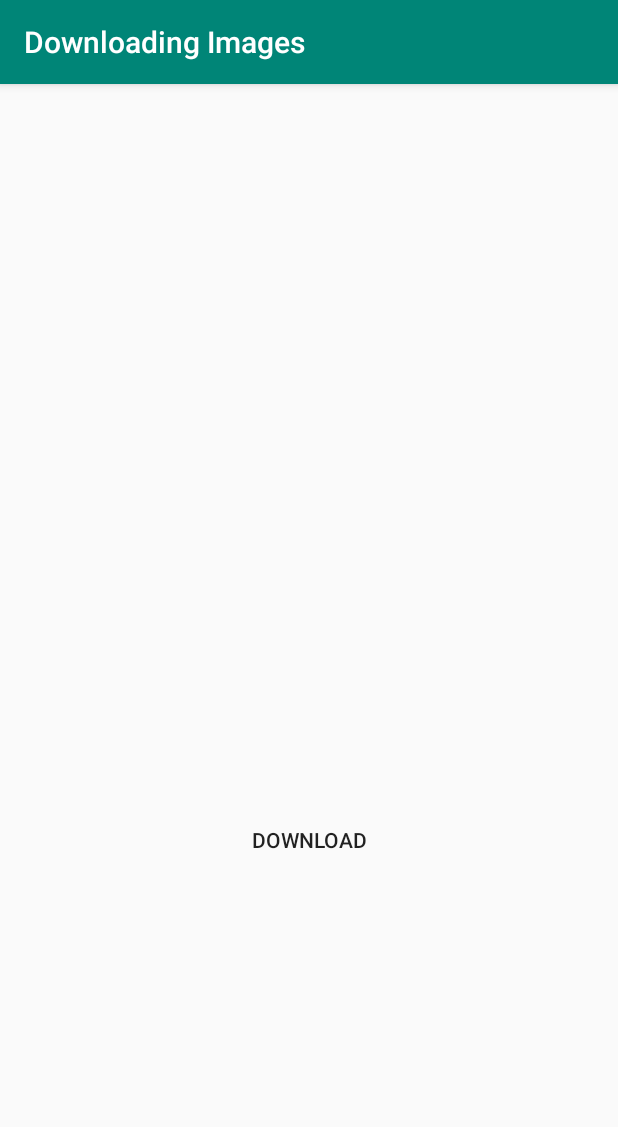
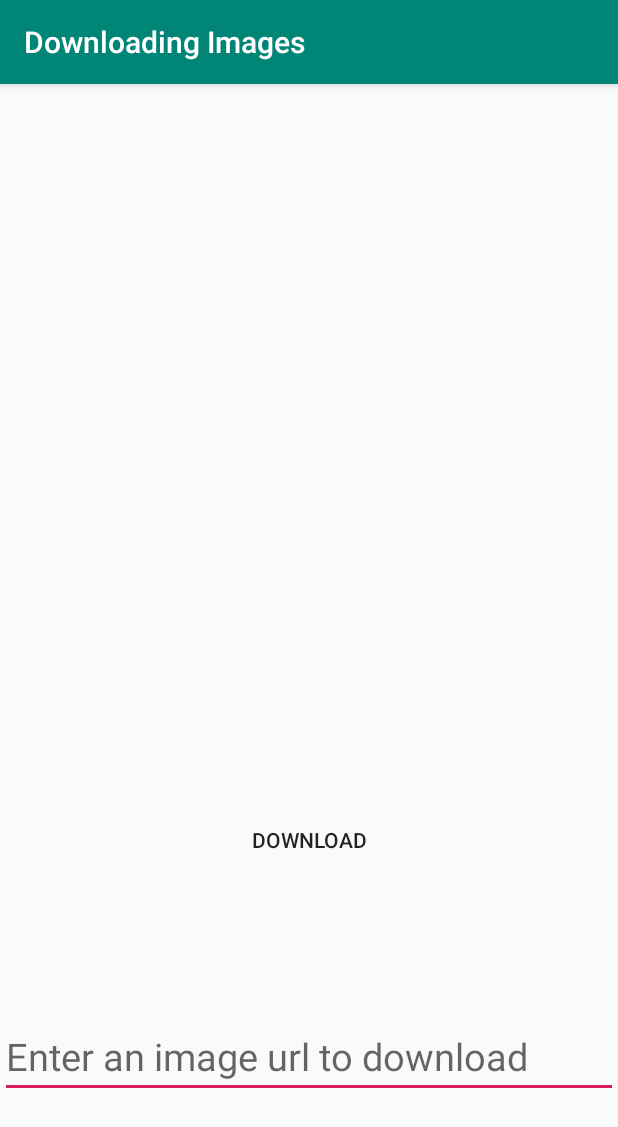
Before and after one commit to tribeless/DownloadingImages, an Android app: the screen it shows after launch (MainActivity), after a tap on "DOWNLOAD", on a phone screen of 412 x 824 dp. Shown: the top 1127 px of the screen. Run offline under Robolectric (Android 15) with nearby library versions, the phone set to English and light mode, and no system bars.

Commit message:
new update-downloading from user input

```diff
--- a/app/src/main/java/com/example/downloadingimages/MainActivity.java
+++ b/app/src/main/java/com/example/downloadingimages/MainActivity.java
@@ -7,13 +7,12 @@ import android.graphics.BitmapFactory;
 import android.os.AsyncTask;
 import android.os.Bundle;
 import android.view.View;
-import android.widget.Button;
+import android.widget.EditText;
 import android.widget.ImageView;
 import java.io.InputStream;
 import java.net.HttpURLConnection;
-import java.net.MalformedURLException;
 import java.net.URL;
-import java.util.concurrent.ExecutionException;
+
 
 
 
@@ -30,16 +29,20 @@ public class MainActivity extends AppCompatActivity {
 
 
     ImageView myImage;
+    EditText editText;
 
     //function to download image
     public void downloadImage(View view) {
 
-
+                //https://food.jumia.co.ke/blog/wp-content/uploads/2016/06/lake-naivasha-kenya-660x400.jpg
         //object creation for class ImageDownloader
        ImageDownloader imageDownloader = new ImageDownloader();
+       String userURL = editText.getText().toString();
+
        Bitmap picture;
         try {
-            picture = imageDownloader.execute("https://d3hne3c382ip58.cloudfront.net/files/uploads/bookmundi/resized/cmsfeatured/places-to-travel-in-2018-1522385995-390X219.jpg").get();
+            //getting image URL from the user
+            picture = imageDownloader.execute(userURL).get();
             myImage.setImageBitmap(picture);
         } catch (Exception e) {
             e.printStackTrace();
@@ -54,6 +57,8 @@ public class MainActivity extends AppCompatActivity {
 
 
         myImage = findViewById(R.id.imageView);
+        editText = findViewById(R.id.editText);
+
 
 
     }
--- a/app/src/main/res/layout/activity_main.xml
+++ b/app/src/main/res/layout/activity_main.xml
@@ -33,4 +33,21 @@
         tools:layout_editor_absoluteX="161dp"
         style="?android:attr/borderlessButtonStyle"
         tools:layout_editor_absoluteY="612dp" />
+
+    <EditText
+        android:id="@+id/editText"
+        android:layout_width="match_parent"
+        android:layout_height="wrap_content"
+        android:ems="10"
+        android:inputType="textPersonName"
+        android:hint="@string/hint_wrd"
+        android:textSize="25sp"
+        tools:layout_editor_absoluteX="203dp"
+        tools:layout_editor_absoluteY="608dp"
+        app:layout_constraintTop_toBottomOf="@+id/button"
+        app:layout_constraintBottom_toBottomOf="parent"
+        app:layout_constraintStart_toStartOf="parent"
+        app:layout_constraintEnd_toEndOf="parent"
+        app:layout_constraintHorizontal_bias="0.5"
+        />
 </androidx.constraintlayout.widget.ConstraintLayout>
--- a/app/src/main/res/values/strings.xml
+++ b/app/src/main/res/values/strings.xml
@@ -1,4 +1,5 @@
 <resources>
     <string name="app_name">Downloading Images</string>
     <string name="btn_1">DOWNLOAD</string>
+    <string name="hint_wrd">Enter an image url to download</string>
 </resources>
```
